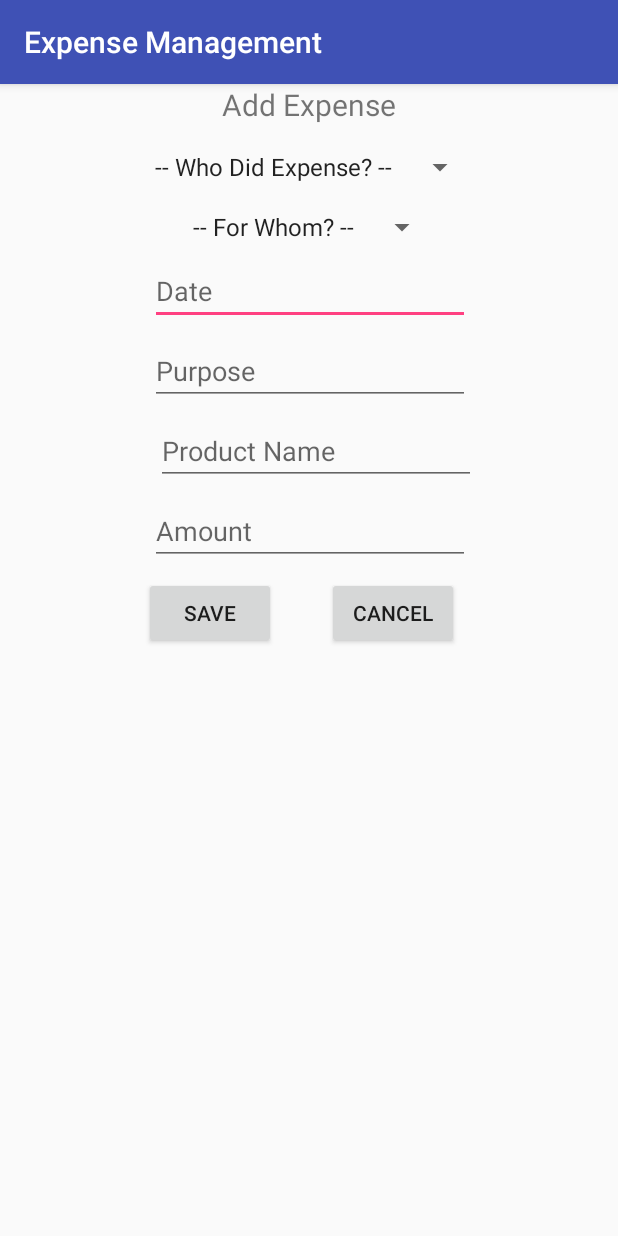
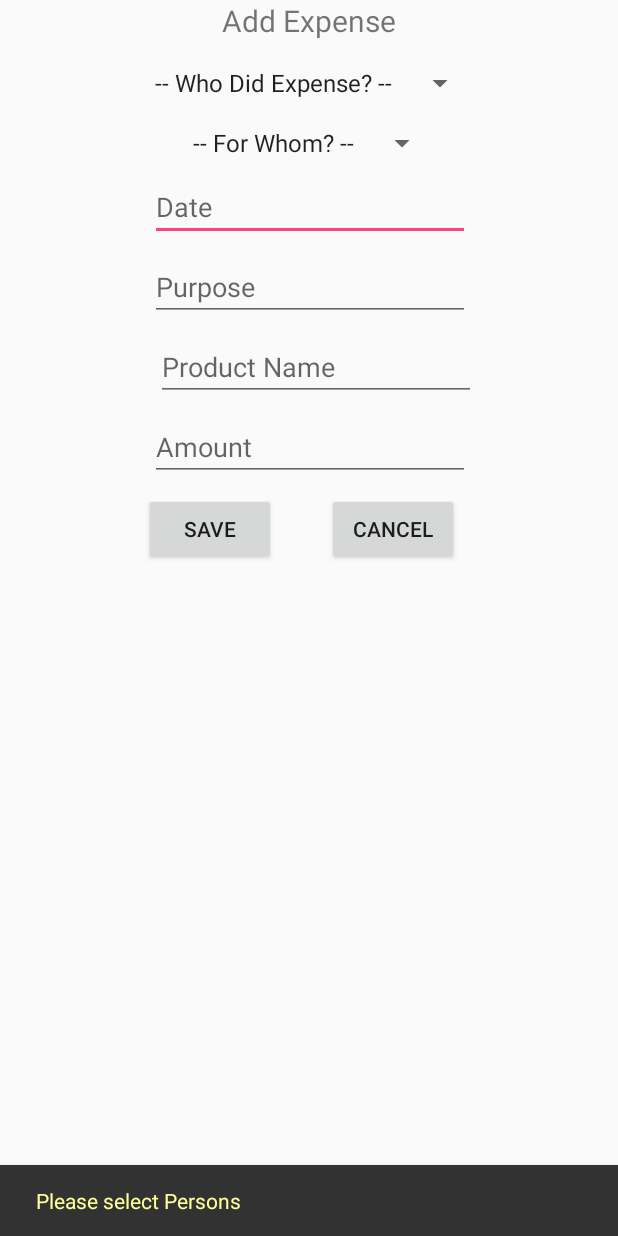
Before and after one commit to bijayy/ExpenseManagement, an Android app: the fragment AddExpenseFragment shown on its own in the app's theme, after a tap on "SAVE", on a phone screen of 412 x 824 dp. Run offline under Robolectric (Android 15) with nearby library versions, the phone set to English and light mode, and no system bars.

Commit message:
Implemented Snackbar for Success, Info and Error Message. Note: We need to provide the view where we want to display the message.

```diff
--- a/app/src/main/java/com/example/bijay/expensemanagement/Views/Activities/MainActivity.java
+++ b/app/src/main/java/com/example/bijay/expensemanagement/Views/Activities/MainActivity.java
@@ -34,7 +34,6 @@ public class MainActivity extends AppCompatActivity implements ViewExpensesGroup
     protected void onCreate(Bundle savedInstanceState) {
         super.onCreate(savedInstanceState);
         setContentView(R.layout.activity_main);
-        getSupportActionBar().hide();
         showMainFragment();
 
         Log.d(TAG, "[onCreate] is done");
--- a/app/src/main/java/com/example/bijay/expensemanagement/Views/Fragments/AddExpenseFragment.java
+++ b/app/src/main/java/com/example/bijay/expensemanagement/Views/Fragments/AddExpenseFragment.java
@@ -2,9 +2,12 @@ package com.example.bijay.expensemanagement.Views.Fragments;
 
 
 import android.os.Bundle;
+import android.support.constraint.ConstraintLayout;
+import android.support.design.widget.Snackbar;
 import android.support.v4.app.Fragment;
 import android.support.v4.app.FragmentManager;
 import android.support.v4.app.FragmentTransaction;
+import android.text.Html;
 import android.util.Log;
 import android.view.LayoutInflater;
 import android.view.View;
@@ -44,6 +47,7 @@ public class AddExpenseFragment extends Fragment implements View.OnClickListener
 
     private Button btnSave;
     private Button btnCancel;
+    private ConstraintLayout addExpenseLayout;
     //private CalenderView calendarView;
 
     public AddExpenseFragment() {
@@ -66,6 +70,7 @@ public class AddExpenseFragment extends Fragment implements View.OnClickListener
         etProductName = view.findViewById(R.id.etProductName);
         btnSave = view.findViewById(R.id.btnSave);
         btnCancel = view.findViewById(R.id.btnCancel);
+        addExpenseLayout = view.findViewById(R.id.addExpenseLayout);
 
         btnCancel.setOnClickListener(this);
         btnSave.setOnClickListener(this);
@@ -89,10 +94,10 @@ public class AddExpenseFragment extends Fragment implements View.OnClickListener
                     AddExpense();
                     reset();
 
-                    Toast.makeText(getContext(), "Expense added successfully", Toast.LENGTH_SHORT).show();
+                    Snackbar.make(addExpenseLayout, Html.fromHtml("<font color=\"#00ff99\">Expense added successfully</font>"), Snackbar.LENGTH_SHORT).show();
                 }
                 else {
-                    Toast.makeText(getContext(), "Please select Persons", Toast.LENGTH_SHORT).show();
+                    Snackbar.make(addExpenseLayout, Html.fromHtml("<font color=\"#ffff99\">Please select Persons</font>"), Snackbar.LENGTH_SHORT).show();
                 }
 
                 Log.d(TAG, "[onClick] [btnSave] is called");
--- a/app/src/main/java/com/example/bijay/expensemanagement/Views/Fragments/AddExpenseGroupFragment.java
+++ b/app/src/main/java/com/example/bijay/expensemanagement/Views/Fragments/AddExpenseGroupFragment.java
@@ -2,10 +2,12 @@ package com.example.bijay.expensemanagement.Views.Fragments;
 
 
 import android.os.Bundle;
+import android.support.design.widget.Snackbar;
 import android.support.v4.app.Fragment;
 import android.support.v7.widget.DefaultItemAnimator;
 import android.support.v7.widget.LinearLayoutManager;
 import android.support.v7.widget.RecyclerView;
+import android.text.Html;
 import android.util.Log;
 import android.view.LayoutInflater;
 import android.view.View;
@@ -77,6 +79,7 @@ public class AddExpenseGroupFragment extends Fragment implements View.OnClickLis
         expensesGroupModel.GroupName = etGroupName.getText().toString();
         expensesGroupSqliteDatabaseAdapter.addExpensesGroup(expensesGroupModel);
 
+        Snackbar.make(etGroupName, Html.fromHtml("<font color=\"#00ff99\">Expense Group: " + expensesGroupModel.GroupName + "added successfully</font>"), Snackbar.LENGTH_SHORT).show();
         Log.d(TAG, "[onClick][btnAddGroup] Expense group: " + expensesGroupModel.GroupName + " added successfully");
     }
 
--- a/app/src/main/java/com/example/bijay/expensemanagement/Views/Fragments/ViewExpensesGroupsFragment.java
+++ b/app/src/main/java/com/example/bijay/expensemanagement/Views/Fragments/ViewExpensesGroupsFragment.java
@@ -3,12 +3,14 @@ package com.example.bijay.expensemanagement.Views.Fragments;
 import android.content.Context;
 import android.os.Bundle;
 import android.support.annotation.Nullable;
+import android.support.design.widget.Snackbar;
 import android.support.v4.app.Fragment;
 import android.support.v4.app.FragmentManager;
 import android.support.v4.app.FragmentTransaction;
 import android.support.v7.widget.DefaultItemAnimator;
 import android.support.v7.widget.LinearLayoutManager;
 import android.support.v7.widget.RecyclerView;
+import android.text.Html;
 import android.util.Log;
 import android.view.LayoutInflater;
 import android.view.MotionEvent;
@@ -106,6 +108,8 @@ public class ViewExpensesGroupsFragment extends Fragment implements ExpenseGroup
 
         ExpensesGroupSqliteDatabaseAdapter expensesGroupSqliteDatabaseAdapter = new ExpensesGroupSqliteDatabaseAdapter(getContext());
         expensesGroupSqliteDatabaseAdapter.deleteExpensesGroupById(idToDelete);
+
+        Snackbar.make(getView(), Html.fromHtml("<font color=\"#00ff99\">Expense Group: [" + textView.getText().toString() + "] deleted successfully</font>"), Snackbar.LENGTH_SHORT).show();
         Log.d(TAG,  "[OnEditClickListener] Clicked Item Data is: " + textView.getText().toString());
     }
 
--- a/app/src/main/res/layout/fragment_add_expense.xml
+++ b/app/src/main/res/layout/fragment_add_expense.xml
@@ -1,6 +1,7 @@
 <?xml version="1.0" encoding="utf-8"?>
 <android.support.constraint.ConstraintLayout xmlns:android="http://schemas.android.com/apk/res/android"
     xmlns:app="http://schemas.android.com/apk/res-auto"
+    android:id="@+id/addExpenseLayout"
     android:layout_width="match_parent"
     android:layout_height="match_parent">
 
--- a/app/src/main/res/layout/fragment_add_person.xml
+++ b/app/src/main/res/layout/fragment_add_person.xml
@@ -1,5 +1,6 @@
 <?xml version="1.0" encoding="utf-8"?>
 <LinearLayout xmlns:android="http://schemas.android.com/apk/res/android"
+    android:id="@+id/addPersonLayout"
     android:layout_width="match_parent"
     android:layout_height="wrap_content"
     android:layout_marginLeft="40dp"
--- a/app/src/main/res/layout/fragment_edit_expense_group.xml
+++ b/app/src/main/res/layout/fragment_edit_expense_group.xml
@@ -1,6 +1,7 @@
 <?xml version="1.0" encoding="utf-8"?>
 <FrameLayout xmlns:android="http://schemas.android.com/apk/res/android"
     xmlns:tools="http://schemas.android.com/tools"
+    android:id="@+id/editExpenseGroupLayout"
     android:layout_width="match_parent"
     android:layout_height="match_parent"
     tools:context=".Views.Fragments.EditExpenseGroupFragment">
--- a/app/src/main/res/values/colors.xml
+++ b/app/src/main/res/values/colors.xml
@@ -3,4 +3,7 @@
     <color name="colorPrimary">#3F51B5</color>
     <color name="colorPrimaryDark">#303F9F</color>
     <color name="colorAccent">#FF4081</color>
+    <color name="colorSuccessMessage">#00ff99</color>
+    <color name="colorErrorMessage">#ff5050</color>
+    <color name="colorInfoMessage">#ffff99</color>
 </resources>
--- a/app/src/main/res/values/styles.xml
+++ b/app/src/main/res/values/styles.xml
@@ -1,11 +1,12 @@
 <resources>
 
     <!-- Base application theme. -->
-    <style name="AppTheme" parent="Theme.AppCompat.Light.DarkActionBar">
+    <style name="AppTheme" parent="Theme.AppCompat.Light.NoActionBar">
         <!-- Customize your theme here. -->
         <item name="colorPrimary">@color/colorPrimary</item>
         <item name="colorPrimaryDark">@color/colorPrimaryDark</item>
         <item name="colorAccent">@color/colorAccent</item>
+
     </style>
 
 </resources>
```
Also changed, not shown: app/src/main/java/com/example/bijay/expensemanagement/Views/Fragments/AddPersonFragment.java (+7 -2 lines), app/src/main/java/com/example/bijay/expensemanagement/Views/Fragments/EditExpenseGroupFragment.java (+8 -2 lines).
